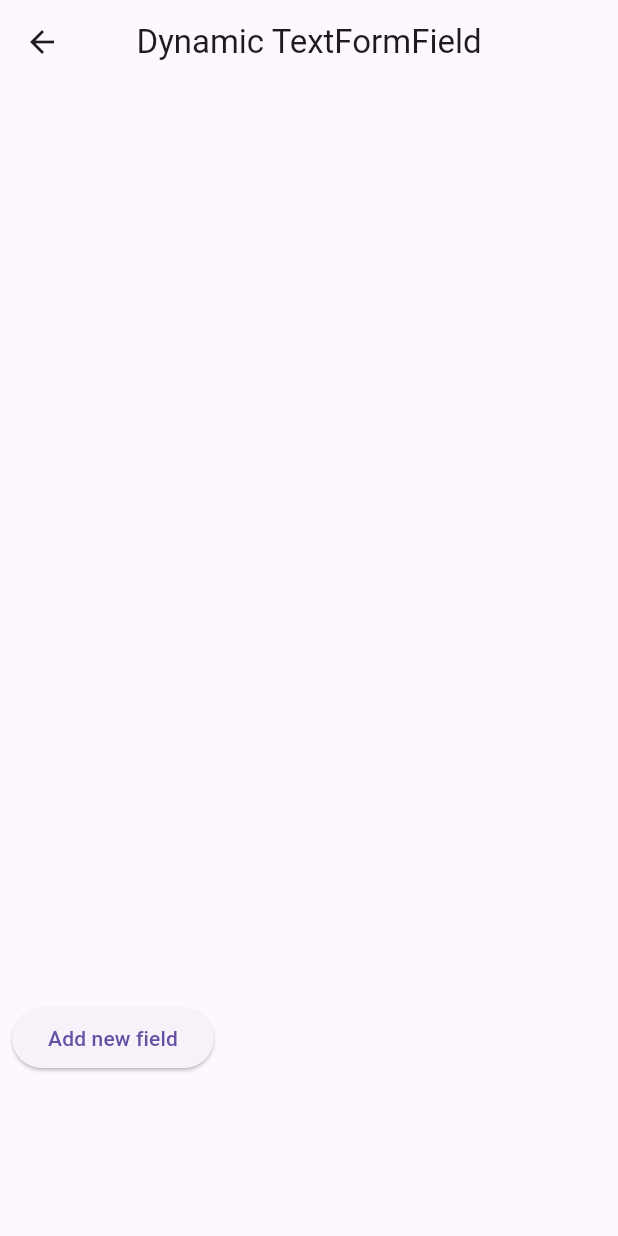
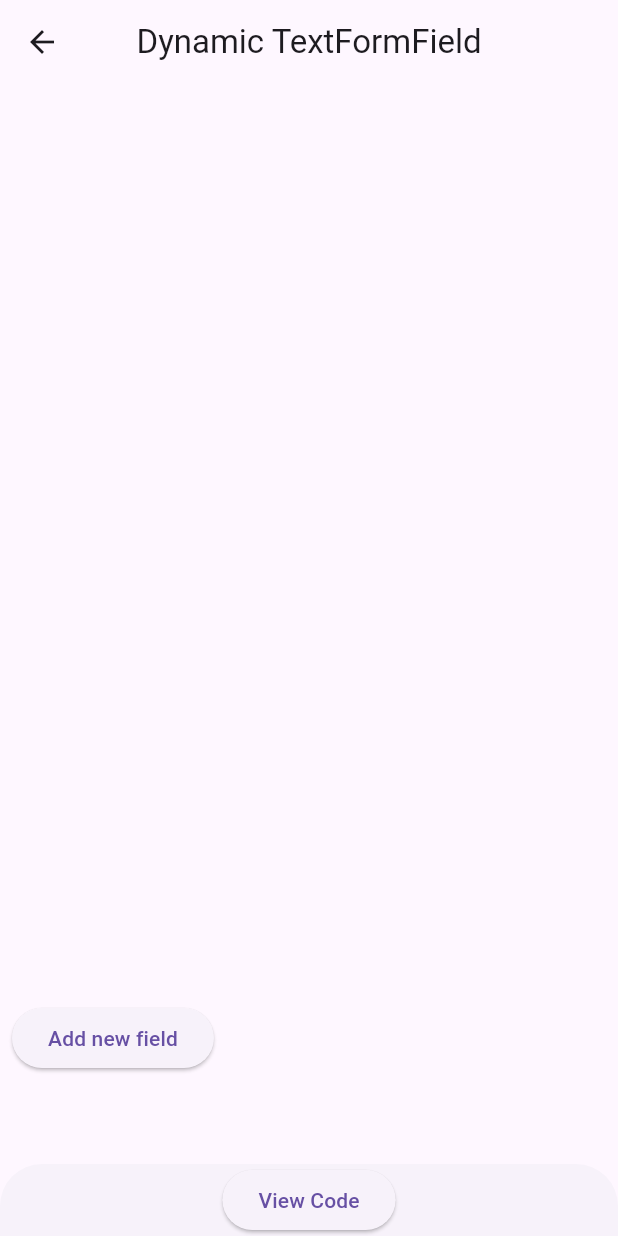
Before and after one commit to bikashpaulbp/flutter_practice, a Flutter app: the DynamicTextFormFieldView screen opened by its route, on a phone screen of 412 x 824 dp. Run offline on Flutter 3.47's test engine with Material 3 defaults, Android fonts, the phone set to English and light mode, and no system bars; our stand-ins replace get; missing offline and left inert: flutter_inappwebview.

Commit message:
web view code

```diff
--- a/lib/app/modules/dynamic_textFormField/views/dynamic_text_form_field_view.dart
+++ b/lib/app/modules/dynamic_textFormField/views/dynamic_text_form_field_view.dart
@@ -1,4 +1,6 @@
 import 'package:flutter/material.dart';
+import 'package:flutter_practice/app/modules/webview/views/webview_view.dart';
+import 'package:flutter_practice/app/routes/app_pages.dart';
 
 import 'package:get/get.dart';
 
@@ -8,6 +10,9 @@ class DynamicTextFormFieldView extends GetView<DynamicTextFormFieldController> {
   const DynamicTextFormFieldView({Key? key}) : super(key: key);
   @override
   Widget build(BuildContext context) {
+    String url =
+        "https://github.com/bikashpaulbp/flutter_practice/blob/main/lib/app/modules/dynamic_textFormField/views/dynamic_text_form_field_view.dart";
+
     List<TextEditingController> controllers = [];
 
     return Scaffold(
@@ -57,7 +62,18 @@ class DynamicTextFormFieldView extends GetView<DynamicTextFormFieldController> {
           ),
         ),
       ),
-
+      bottomSheet: Row(
+        mainAxisAlignment: MainAxisAlignment.center,
+        children: [
+          ElevatedButton(
+              onPressed: () {
+                Get.to(WebviewView(
+                  url: url,
+                ));
+              },
+              child: Text("View Code")),
+        ],
+      ),
     );
   }
 }
--- a/lib/app/routes/app_pages.dart
+++ b/lib/app/routes/app_pages.dart
@@ -27,7 +27,7 @@ class AppPages {
     ),
     GetPage(
       name: _Paths.WEBVIEW,
-      page: () => const WebviewView(),
+      page: () =>  WebviewView(),
       binding: WebviewBinding(),
     ),
   ];
```
Also changed, not shown: lib/app/modules/home/views/home_view.dart (+26 -3 lines), lib/app/modules/webview/views/webview_view.dart (+18 -5 lines), 3 other files.
